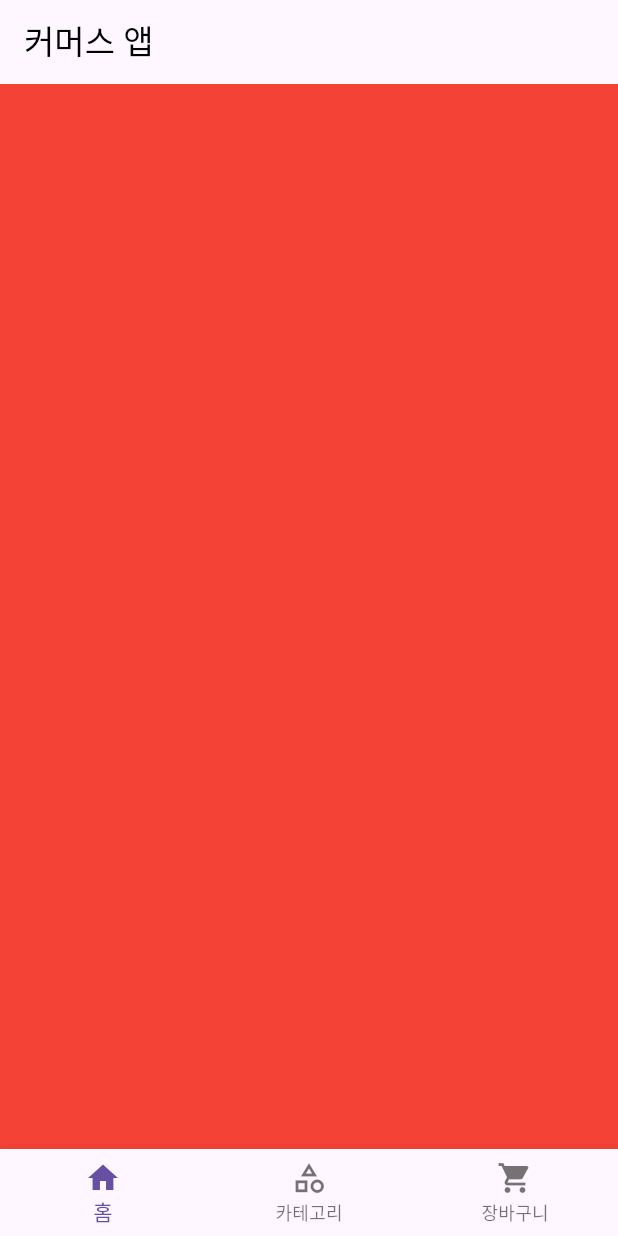
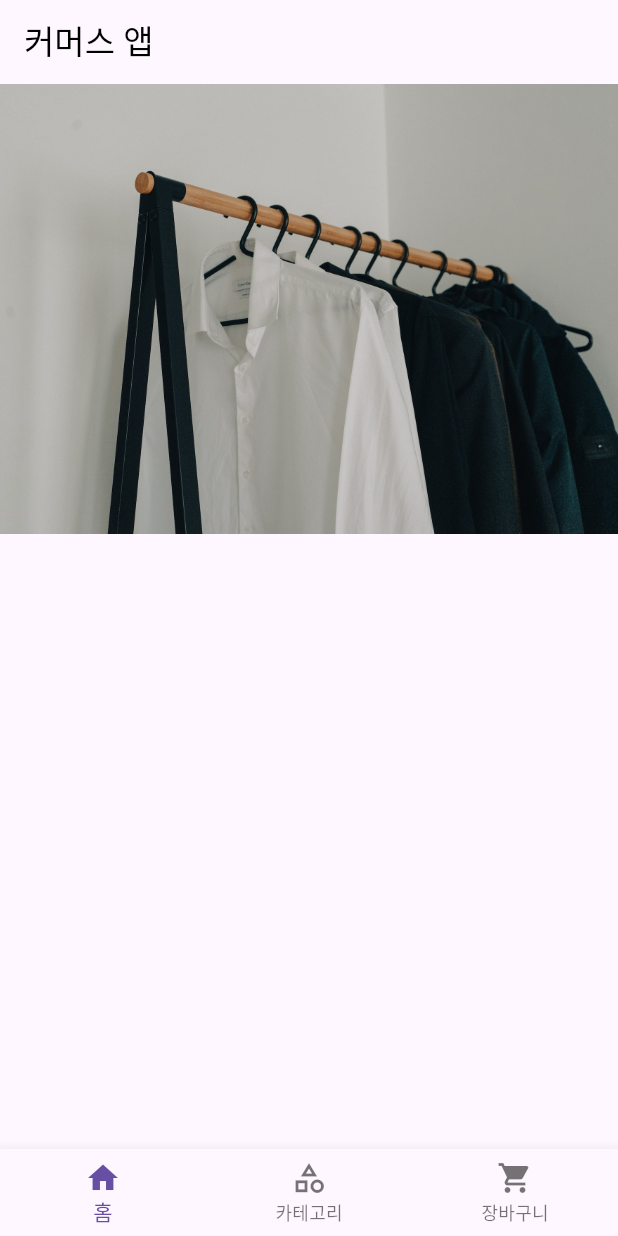
Before and after one commit to hjimin027/commerce, a Flutter app: the screen it shows after launch, on a phone screen of 412 x 824 dp. Run offline on Flutter 3.47's test engine with Material 3 defaults, Android fonts, the phone set to English and light mode, and no system bars.

Commit message:
이미지 띄우기

```diff
--- a/lib/main.dart
+++ b/lib/main.dart
@@ -1,4 +1,5 @@
 import 'package:commerce/screen/main/main_screen.dart';
+import 'package:commerce/util/custom_scroll_behavior.dart';
 import 'package:flutter/material.dart';
 
 
@@ -17,6 +18,7 @@ class MyApp extends StatelessWidget {
         primarySwatch: Colors.lightBlue  // 기본 컬러 팔레트
       ),
       home: MainScreen(),
+      scrollBehavior: CustomScrollBehavior(),
     );
   }
 }
--- /dev/null
+++ b/lib/screen/home/home_screen.dart
@@ -0,0 +1,43 @@
+import 'package:commerce/asset_path.dart';
+import 'package:flutter/material.dart';
+
+class HomeScreen extends StatefulWidget {
+  const HomeScreen({super.key});
+
+  @override
+  State<HomeScreen> createState() => _HomeScreenState();
+}
+
+class _HomeScreenState extends State<HomeScreen> {
+  List<String> imageList = [
+    AssetPath.cloth1,
+    AssetPath.cloth2,
+    AssetPath.cloth3,
+    AssetPath.cloth4,
+  ];
+
+  @override
+  Widget build(BuildContext context) {
+    return SingleChildScrollView(
+      child: Column(
+        children: [
+          SizedBox(
+            height: 300,
+            child: PageView(
+              children: [
+                ...List.generate(imageList.length, (index) {
+                  return Image.asset(imageList[index], fit: BoxFit.cover,);
+                },)
+              ],
+            ),
+          ), //좌우로 스크롤할 수 있는 위젯
+          Row(
+            children: List.generate(imageList.length, (index) {
+              return Container();
+            },),
+          )
+        ],
+      ),
+    );
+  }
+}
--- a/lib/screen/main/main_screen.dart
+++ b/lib/screen/main/main_screen.dart
@@ -1,3 +1,4 @@
+import 'package:commerce/screen/home/home_screen.dart';
 import 'package:flutter/material.dart';
 
 class MainScreen extends StatefulWidget {
@@ -12,12 +13,21 @@ class _MainScreenState extends State<MainScreen> {
 
   @override
   Widget build(BuildContext context) {
+    String appBarTitle = "";
+    if (currentIndex == 0) {
+      appBarTitle = "Commerce";
+    } else if (currentIndex == 1) {
+      appBarTitle = "Category";
+    } else {
+      appBarTitle = "Cart";
+    }
+
     return Scaffold(
       appBar: AppBar(title: Text("커머스 앱", style: TextStyle(color: Colors.black),)),
       body: IndexedStack(
         index: currentIndex,
         children: [
-          Container(color: Colors.red,),
+          HomeScreen(),
           Container(color: Colors.blue,),
           Container(color: Colors.green,),
         ],
--- /dev/null
+++ b/lib/util/custom_scroll_behavior.dart
@@ -0,0 +1,12 @@
+import 'dart:ui';
+
+import 'package:flutter/material.dart';
+
+class CustomScrollBehavior extends MaterialScrollBehavior {
+  @override
+  // TODO: implement dragDevices
+  Set<PointerDeviceKind> get dragDevices => {
+    PointerDeviceKind.mouse,
+    PointerDeviceKind.touch,
+  };
+}
```
